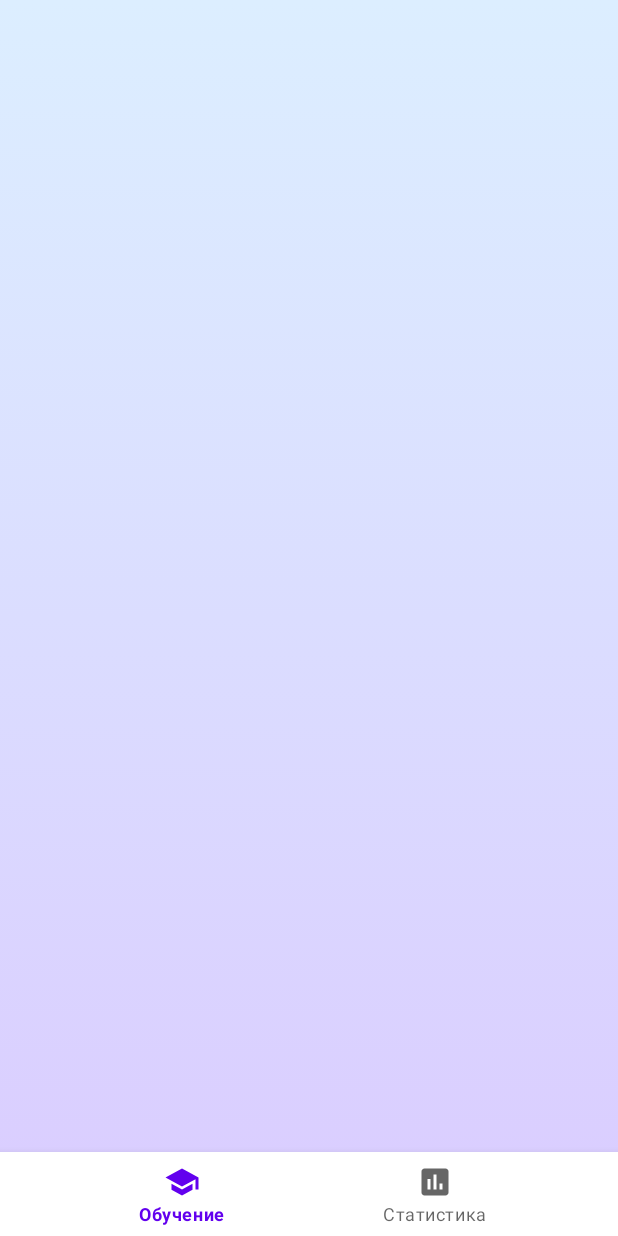
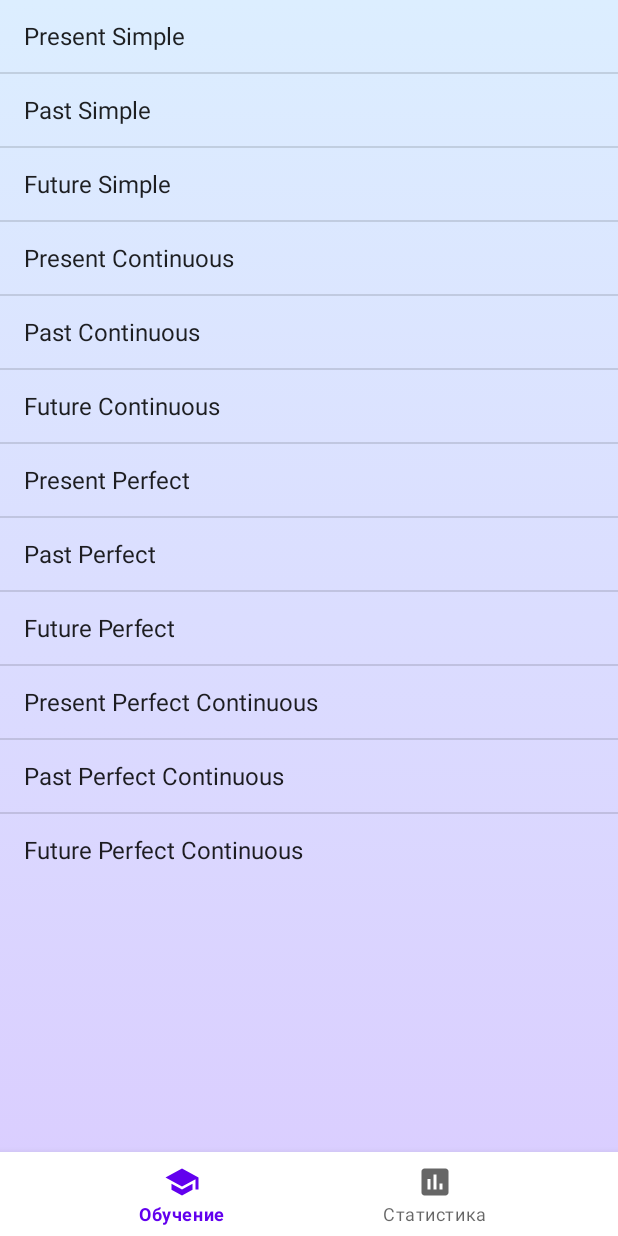
Before and after one commit to prozorov-denis/MobDevProject, an Android app: the screen it shows after launch (MainActivity), on a phone screen of 412 x 824 dp. Run offline under Robolectric (Android 15) with nearby library versions, the phone set to English and light mode, and no system bars; our stand-ins replace Room's generated code, navigation-ui.

Commit message:
Basic nav and interface

```diff
--- a/app/src/main/java/com/example/mobdevproject/model/EnglishDatabase.java
+++ b/app/src/main/java/com/example/mobdevproject/model/EnglishDatabase.java
@@ -3,6 +3,7 @@ package com.example.mobdevproject.model;
 import android.content.Context;
 
 import androidx.room.Database;
+import androidx.room.Insert;
 import androidx.room.Room;
 import androidx.room.RoomDatabase;
 
@@ -13,19 +14,46 @@ import androidx.room.RoomDatabase;
 public abstract class EnglishDatabase extends RoomDatabase {
     public abstract EnglishDAO englishDAO();
 
-    public static EnglishDatabase INSTANCE;
+    private static EnglishDatabase instance;
 
-    public static EnglishDatabase getDBInstance(Context context) {
-        if (INSTANCE == null) {
-            INSTANCE = Room.databaseBuilder(
+    public static EnglishDatabase getInstance(Context context) {
+        if (instance == null) {
+            instance = Room.databaseBuilder(
                         context.getApplicationContext(),
                         EnglishDatabase.class,
                         "EnglishDb"
                     )
                     .allowMainThreadQueries()
                     .build();
+
+            instance.populateInitialData();
         }
 
-        return INSTANCE;
+        return instance;
+    }
+
+    private void populateInitialData() {
+        if (englishDAO().getAllTopicsList().size() == 0) {
+            runInTransaction(new Runnable() {
+                @Override
+                public void run() {
+                    englishDAO().insertTopic(new Topic("Present Simple"));
+                    englishDAO().insertTopic(new Topic("Past Simple"));
+                    englishDAO().insertTopic(new Topic("Future Simple"));
+
+                    englishDAO().insertTopic(new Topic("Present Continuous"));
+                    englishDAO().insertTopic(new Topic("Past Continuous"));
+                    englishDAO().insertTopic(new Topic("Future Continuous"));
+
+                    englishDAO().insertTopic(new Topic("Present Perfect"));
+                    englishDAO().insertTopic(new Topic("Past Perfect"));
+                    englishDAO().insertTopic(new Topic("Future Perfect"));
+
+                    englishDAO().insertTopic(new Topic("Present Perfect Continuous"));
+                    englishDAO().insertTopic(new Topic("Past Perfect Continuous"));
+                    englishDAO().insertTopic(new Topic("Future Perfect Continuous"));
+                }
+            });
+        }
     }
 }
--- a/app/src/main/java/com/example/mobdevproject/view/SchoolFragment.java
+++ b/app/src/main/java/com/example/mobdevproject/view/SchoolFragment.java
@@ -46,7 +46,7 @@ public class SchoolFragment extends Fragment {
         // Inflate the layout for this fragment
         View view = inflater.inflate(R.layout.fragment_school, container, false);
         topicsViewModel = new ViewModelProvider(this).get(TopicsViewModel.class);
-        //setListView(view);
+        setListView(view);
 
         return view;
     }
@@ -69,6 +69,7 @@ public class SchoolFragment extends Fragment {
         listView.setOnItemClickListener(new AdapterView.OnItemClickListener() {
             @Override
             public void onItemClick(AdapterView<?> parent, View itemClicked, int position, long id) {
+                topicsViewModel.setCurrentTopic(topics_titles.get(position));
                 Navigation.findNavController(view).navigate(R.id.action_schoolFragment_to_testFragment2);
             }
         });
--- a/app/src/main/java/com/example/mobdevproject/view_model/TopicsViewModel.java
+++ b/app/src/main/java/com/example/mobdevproject/view_model/TopicsViewModel.java
@@ -14,12 +14,14 @@ import java.util.List;
 public class TopicsViewModel extends AndroidViewModel {
     private EnglishDatabase db;
     private List<Topic> topics;
+    private Topic currentTopic;
 
     public TopicsViewModel(@NonNull Application application) {
         super(application);
 
-        db = EnglishDatabase.getDBInstance(application);
+        db = EnglishDatabase.getInstance(application);
         topics = db.englishDAO().getAllTopicsList();
+        currentTopic = topics.get(0);
     }
 
     public List<Topic> getTopics() {
@@ -29,4 +31,13 @@ public class TopicsViewModel extends AndroidViewModel {
     public void setTopics(ArrayList<Topic> topics) {
         this.topics = topics;
     }
+
+    public void setCurrentTopic(String title) {
+        for (Topic t: topics) {
+            if (t.getTitle() == title) {
+                currentTopic = t;
+                return;
+            }
+        }
+    }
 }
```
